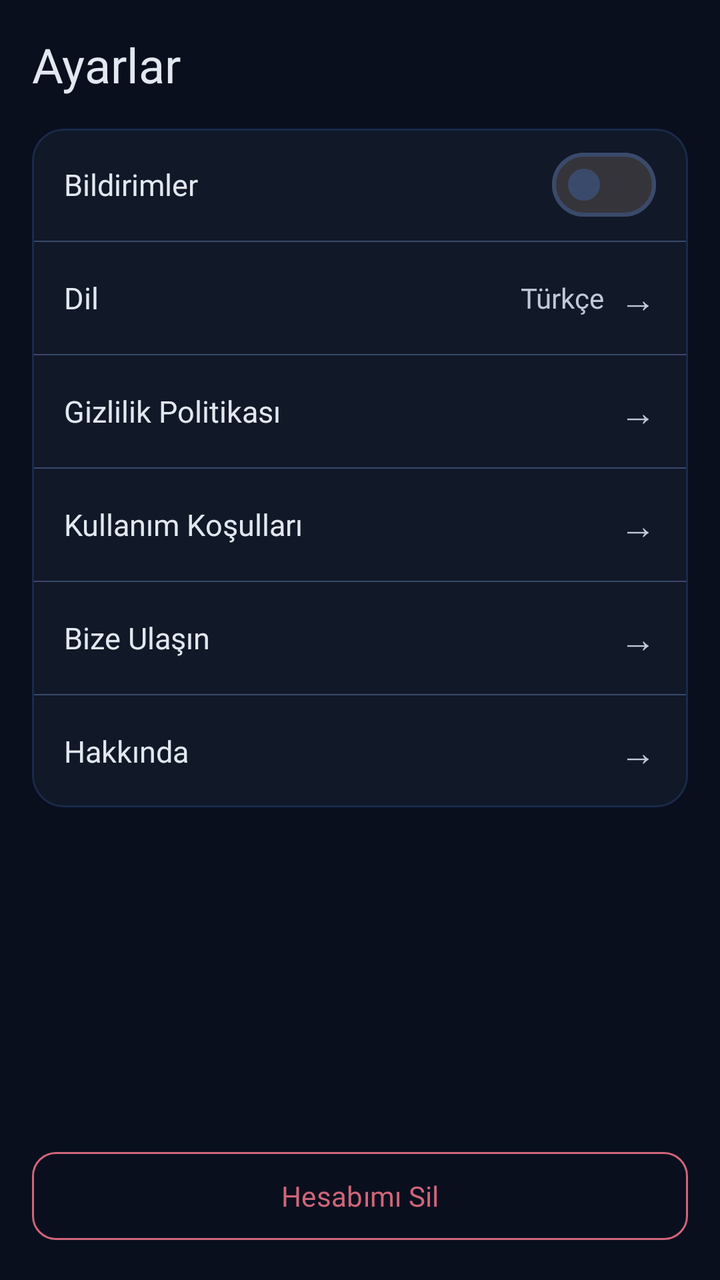
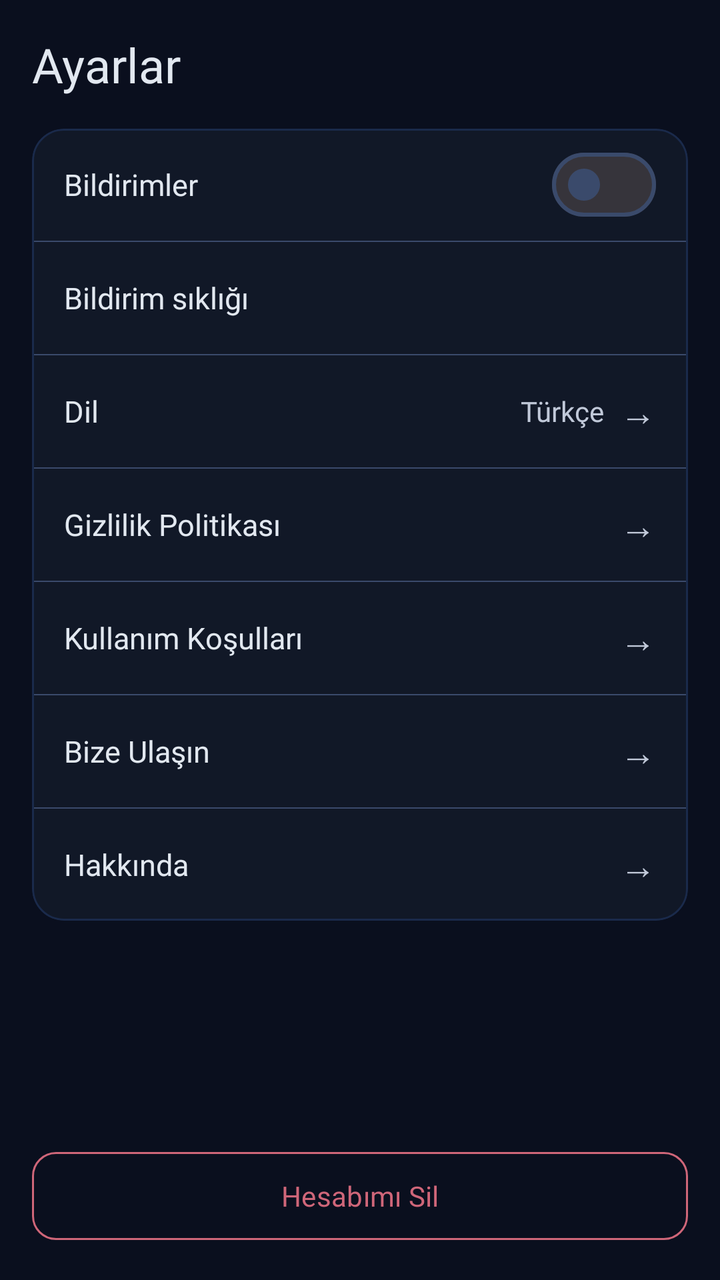

Before-and-after screenshots of an Android layout around one commit, followed by the original layout XML and the change that was made.
<!-- AndroidManifest.xml: application theme Theme.KPSSArena -->
<!-- res/layout/fragment_settings.xml -->
<?xml version="1.0" encoding="utf-8"?>
<LinearLayout
    xmlns:android="http://schemas.android.com/apk/res/android"
    xmlns:app="http://schemas.android.com/apk/res-auto"
    android:layout_width="match_parent"
    android:layout_height="match_parent"
    android:orientation="vertical"
    android:background="@color/background">
    <TextView
        android:layout_width="wrap_content"
        android:layout_height="wrap_content"
        android:text="@string/settings_title"
        android:textColor="@color/on_surface"
        android:textSize="24sp"
        android:fontFamily="@font/playfair_display_bold"
        android:layout_margin="16dp" />
    <com.google.android.material.card.MaterialCardView

        android:layout_width="match_parent"
        android:layout_height="wrap_content"
        app:cardCornerRadius="16dp"
        app:cardBackgroundColor="@color/surface"
        android:layout_marginHorizontal="16dp"
        android:layout_marginBottom="16dp">
        <LinearLayout
            android:layout_width="match_parent"
            android:layout_height="wrap_content"
            android:orientation="vertical">
            <LinearLayout
                android:id="@+id/item_notifications"
                                android:layout_width="match_parent"
                android:layout_height="56dp"
                android:orientation="horizontal"
                android:gravity="center_vertical"
                android:paddingHorizontal="16dp"
                android:clickable="true"
                android:focusable="true"
                android:background="?attr/selectableItemBackground">
                <TextView
                    android:layout_width="0dp"
                    android:layout_height="wrap_content"
                    android:layout_weight="1"
                    android:text="@string/settings_notifications"
                    android:textColor="@color/on_surface"
                    android:textSize="15sp" />
                <com.google.android.material.materialswitch.MaterialSwitch
                    android:id="@+id/switch_notifications"
                    android:layout_width="wrap_content"
                    android:layout_height="wrap_content"
                    android:clickable="false"
                    android:focusable="false" />
            </LinearLayout>

            <View android:layout_width="match_parent" android:layout_height="0.5dp" android:background="@color/outline" />
            <LinearLayout
                android:id="@+id/item_language"
                android:layout_width="match_parent"
                android:layout_height="56dp"
                android:orientation="horizontal"
                android:gravity="center_vertical"
                android:paddingHorizontal="16dp"
                android:clickable="true"
                android:focusable="true"
                android:background="?attr/selectableItemBackground">
                <TextView
                    android:layout_width="0dp"
                    android:layout_height="wrap_content"
                    android:layout_weight="1"
                    android:text="@string/settings_language"
                    android:textColor="@color/on_surface"
                    android:textSize="15sp" />
                <TextView
                    android:id="@+id/tv_current_language"
                    android:layout_width="wrap_content"
                    android:layout_height="wrap_content"
                    android:text="@string/language_turkish"
                    android:textColor="@color/on_surface_variant"
                    android:textSize="14sp"
                    android:layout_marginEnd="8dp" />
                <TextView
                    android:layout_width="wrap_content"
                    android:layout_height="wrap_content"
                    android:text="@string/action_arrow"
                    android:textColor="@color/on_surface_variant"
                    android:textSize="18sp" />
            </LinearLayout>
            <View android:layout_width="match_parent" android:layout_height="0.5dp" android:background="@color/outline" />
            <LinearLayout
                android:id="@+id/item_privacy_policy"
                android:layout_width="match_parent"
                android:layout_height="56dp"
                android:orientation="horizontal"
                android:gravity="center_vertical"
                android:paddingHorizontal="16dp"
                android:clickable="true"
                android:focusable="true"
                android:background="?attr/selectableItemBackground">
                <TextView
                    android:layout_width="0dp"
                    android:layout_height="wrap_content"
                    android:layout_weight="1"
                    android:text="@string/settings_privacy_policy"
                    android:textColor="@color/on_surface"
                    android:textSize="15sp" />
                <TextView
                    android:layout_width="wrap_content"
                    android:layout_height="wrap_content"
                    android:text="@string/action_arrow"
                    android:textColor="@color/on_surface_variant"
                    android:textSize="18sp" />
            </LinearLayout>
            <View android:layout_width="match_parent" android:layout_height="0.5dp" android:background="@color/outline" />
            <LinearLayout
                android:id="@+id/item_terms_of_service"
                android:layout_width="match_parent"
                android:layout_height="56dp"
                android:orientation="horizontal"
                android:gravity="center_vertical"
                android:paddingHorizontal="16dp"
                android:clickable="true"

                android:focusable="true"
                android:background="?attr/selectableItemBackground">
                <TextView
                    android:layout_width="0dp"
                    android:layout_height="wrap_content"
                    android:layout_weight="1"
                    android:text="@string/settings_terms_of_service"
                    android:textColor="@color/on_surface"
                    android:textSize="15sp" />
                <TextView
                    android:layout_width="wrap_content"
                    android:layout_height="wrap_content"
                    android:text="@string/action_arrow"
                    android:textColor="@color/on_surface_variant"
                    android:textSize="18sp" />
            </LinearLayout>
            <View android:layout_width="match_parent" android:layout_height="0.5dp" android:background="@color/outline" />
            <LinearLayout
                android:id="@+id/item_contact_us"
                android:layout_width="match_parent"
                android:layout_height="56dp"
                android:orientation="horizontal"
                android:gravity="center_vertical"
                android:paddingHorizontal="16dp"
                android:clickable="true"
                android:focusable="true"
                android:background="?attr/selectableItemBackground">
                <TextView
                    android:layout_width="0dp"
                    android:layout_height="wrap_content"
                    android:layout_weight="1"
                    android:text="@string/settings_contact_us"
                    android:textColor="@color/on_surface"
                    android:textSize="15sp" />

                <TextView
                    android:layout_width="wrap_content"
                    android:layout_height="wrap_content"
                    android:text="@string/action_arrow"
                    android:textColor="@color/on_surface_variant"
                    android:textSize="18sp" />
            </LinearLayout>
            <View android:layout_width="match_parent" android:layout_height="0.5dp" android:background="@color/outline" />
            <LinearLayout
                android:id="@+id/item_about"
                android:layout_width="match_parent"
                android:layout_height="56dp"
                android:orientation="horizontal"
                android:gravity="center_vertical"
                android:paddingHorizontal="16dp"
                android:clickable="true"
                android:focusable="true"
                android:background="?attr/selectableItemBackground">
                <TextView
                    android:layout_width="0dp"
                    android:layout_height="wrap_content"
                    android:layout_weight="1"
                    android:text="@string/settings_about"
                    android:textColor="@color/on_surface"
                    android:textSize="15sp" />
                <TextView
                    android:layout_width="wrap_content"
                    android:layout_height="wrap_content"
                    android:text="@string/action_arrow"
                    android:textColor="@color/on_surface_variant"
                    android:textSize="18sp" />
            </LinearLayout>

        </LinearLayout>
    </com.google.android.material.card.MaterialCardView>
    <Space android:layout_width="match_parent" android:layout_height="0dp" android:layout_weight="1" />
    <com.google.android.material.button.MaterialButton
        android:id="@+id/item_delete_account"
        style="@style/Widget.KPSSArena.Button.Outlined"
        android:layout_width="match_parent"
        android:layout_height="52dp"
        android:text="@string/action_delete_account"
        android:textColor="@color/error"
        app:strokeColor="@color/error"
        android:layout_marginHorizontal="16dp"
        android:layout_marginBottom="16dp" />
</LinearLayout>
<!-- resources referenced by this layout -->
<resources>
  <color name="background">#0A0F1E</color>
  <color name="error">#CF6679</color>
  <color name="on_surface">#E2E8F0</color>
  <color name="on_surface_variant">#C1C9D9</color>
  <color name="outline">#3A4A6B</color>
  <color name="surface">#111827</color>
  <string name="action_arrow">→</string>
  <string name="action_delete_account">Hesabımı Sil</string>
  <string name="language_turkish">Türkçe</string>
  <string name="settings_about">Hakkında</string>
  <string name="settings_contact_us">Bize Ulaşın</string>
  <string name="settings_language">Dil</string>
  <string name="settings_notifications">Bildirimler</string>
  <string name="settings_privacy_policy">Gizlilik Politikası</string>
  <string name="settings_terms_of_service">Kullanım Koşulları</string>
  <string name="settings_title">Ayarlar</string>
  <style name="Widget.KPSSArena.Button.Outlined" parent="Widget.Material3.Button.OutlinedButton">
          <item name="cornerRadius">12dp</item>
          <item name="android:textAllCaps">false</item>
  
          <item name="strokeColor">@color/primary</item>
      </style>
  <style name="Theme.KPSSArena" parent="Theme.Material3.Dark.NoActionBar">
          
          <item name="colorPrimary">#C9A84C</item>
          <item name="colorOnPrimary">#1A1000</item>
          <item name="colorPrimaryContainer">#3D2C00</item>
          <item name="colorOnPrimaryContainer">#FFE08C</item>
          
          
          <item name="colorSecondary">#0D1B3E</item>
          <item name="colorOnSecondary">#E8EDF7</item>
          <item name="colorSecondaryContainer">#1E2A45</item>
          <item name="colorOnSecondaryContainer">#D4E3FF</item>
          
          
          <item name="colorTertiary">#A5C4FF</item>
          <item name="colorOnTertiary">#002D6B</item>
          
          
          <item name="android:colorBackground">#0A0F1E</item>
          <item name="colorSurface">#111827</item>
          <item name="colorSurfaceVariant">#1E2A45</item>
          <item name="colorOnSurface">#E2E8F0</item>
          <item name="colorOnSurfaceVariant">#C1C9D9</item>
          
          
          <item name="colorOutline">#3A4A6B</item>
          <item name="colorOutlineVariant">#1A2A4B</item>
          
          
          <item name="colorError">#CF6679</item>
          <item name="colorOnError">#370B1E</item>
          
          
          <item name="android:statusBarColor">@android:color/transparent</item>
          <item name="android:navigationBarColor">@android:color/transparent</item>
          <item name="android:windowLightStatusBar">false</item>
          
          
          <item name="fontFamily">@font/inter_regular</item>
  
          
          
          <item name="shapeAppearanceSmallComponent">@style/ShapeAppearance.KPSSArena.Small</item>
          <item name="shapeAppearanceMediumComponent">@style/ShapeAppearance.KPSSArena.Medium</item>
          <item name="shapeAppearanceLargeComponent">@style/ShapeAppearance.KPSSArena.Large</item>
      </style>
  <color name="primary">#C9A84C</color>
  <style name="ShapeAppearance.KPSSArena.Small" parent="ShapeAppearance.Material3.Corner.Small">
          <item name="cornerFamily">rounded</item>
          <item name="cornerSize">12dp</item>
      </style>
  <style name="ShapeAppearance.KPSSArena.Medium" parent="ShapeAppearance.Material3.Corner.Medium">
          <item name="cornerFamily">rounded</item>
          <item name="cornerSize">16dp</item>
      </style>
  <style name="ShapeAppearance.KPSSArena.Large" parent="ShapeAppearance.Material3.Corner.Large">
          <item name="cornerFamily">rounded</item>
          <item name="cornerSize">24dp</item>
      </style>
</resources>

<!-- the commit's change to res/layout/fragment_settings.xml (unified diff, before → after) -->
@@ -53,6 +53,31 @@
 
             <View android:layout_width="match_parent" android:layout_height="0.5dp" android:background="@color/outline" />
             <LinearLayout
+                android:id="@+id/item_notification_frequency"
+                android:layout_width="match_parent"
+                android:layout_height="56dp"
+                android:orientation="horizontal"
+                android:gravity="center_vertical"
+                android:paddingHorizontal="16dp"
+                android:clickable="true"
+                android:focusable="true"
+                android:background="?attr/selectableItemBackground">
+                <TextView
+                    android:layout_width="0dp"
+                    android:layout_height="wrap_content"
+                    android:layout_weight="1"
+                    android:text="@string/settings_notification_frequency"
+                    android:textColor="@color/on_surface"
+                    android:textSize="15sp" />
+                <TextView
+                    android:id="@+id/tv_notification_frequency"
+                    android:layout_width="wrap_content"
+                    android:layout_height="wrap_content"
+                    android:textColor="@color/on_surface_variant"
+                    android:textSize="13sp" />
+            </LinearLayout>
+            <View android:layout_width="match_parent" android:layout_height="0.5dp" android:background="@color/outline" />
+            <LinearLayout
                 android:id="@+id/item_language"
                 android:layout_width="match_parent"
                 android:layout_height="56dp"
<!-- resource entries referenced after the edit -->
@@ -12,6 +12,7 @@
   <string name="settings_about">Hakkında</string>
   <string name="settings_contact_us">Bize Ulaşın</string>
   <string name="settings_language">Dil</string>
+  <string name="settings_notification_frequency">Bildirim sıklığı</string>
   <string name="settings_notifications">Bildirimler</string>
   <string name="settings_privacy_policy">Gizlilik Politikası</string>
   <string name="settings_terms_of_service">Kullanım Koşulları</string>
